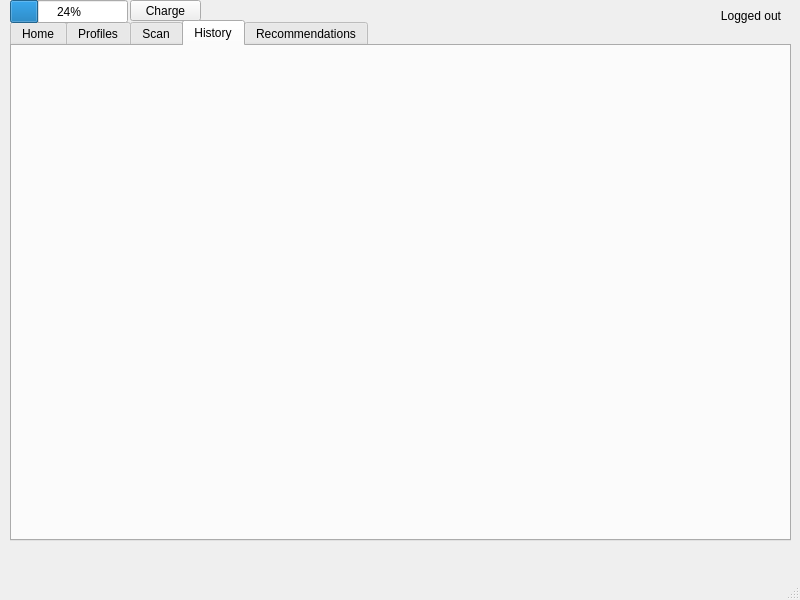
Above: RaDoTech/mainwindow.ui from saugatttt/COMP3004-Final-Project before the change. Below: the same form after it.
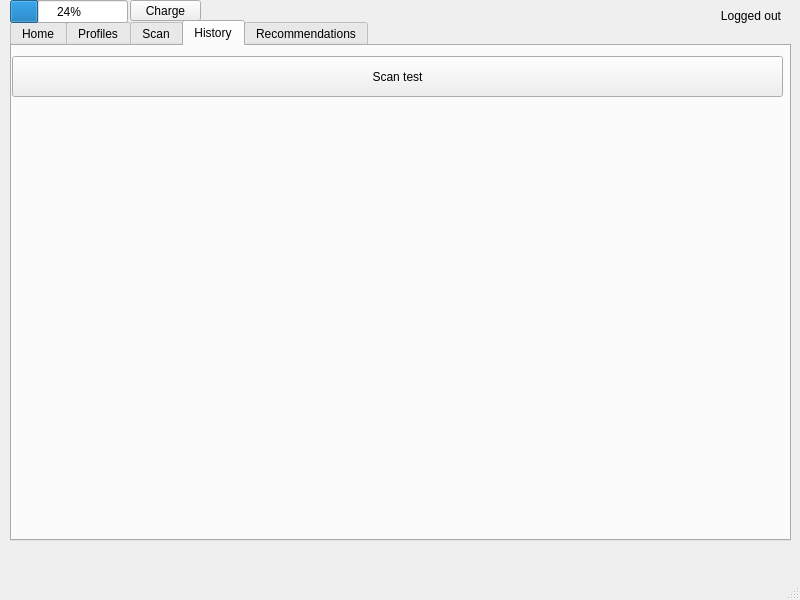
That is the form after the change. The open tabs and pages were chosen to show the change.

Commit message: Added chartwindow for bar chart, mainwindow scan test button

```diff
--- a/RaDoTech/mainwindow.ui
+++ b/RaDoTech/mainwindow.ui
@@ -139,6 +139,19 @@
      <attribute name="title">
       <string>History</string>
      </attribute>
+     <widget class="QPushButton" name="testButton">
+      <property name="geometry">
+       <rect>
+        <x>0</x>
+        <y>10</y>
+        <width>771</width>
+        <height>41</height>
+       </rect>
+      </property>
+      <property name="text">
+       <string>Scan test</string>
+      </property>
+     </widget>
     </widget>
     <widget class="QWidget" name="tab_4">
      <attribute name="title">
```
Left out of the diff: 2 changed lines with no effect on the pictures. The commit also changes 51 other files.
